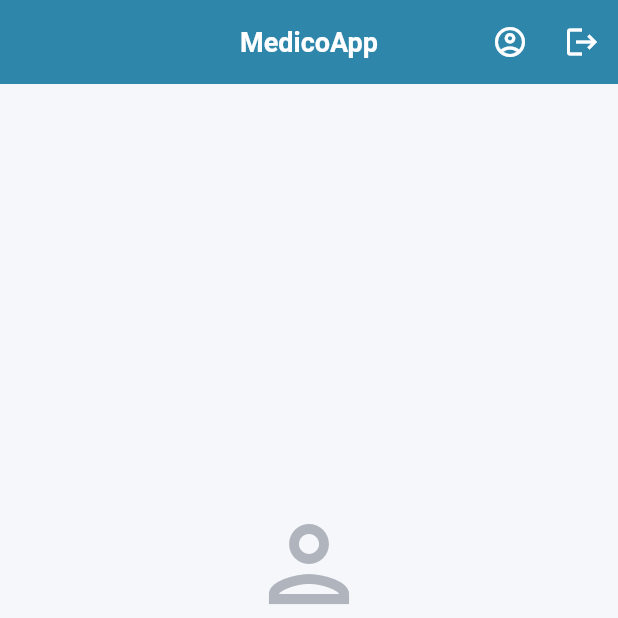
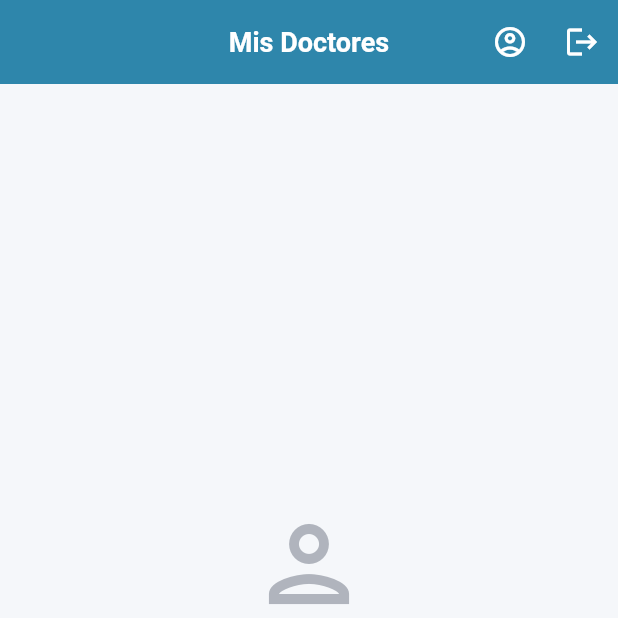
Before and after one commit to AbeMabteck/medico-app, a Flutter app: the HomeScreen screen opened directly, item 2 of the bottom bar chosen, on a phone screen of 412 x 824 dp, the top half of it. Run offline on Flutter 3.47's test engine with Material 3 defaults, Android fonts, the phone set to English and light mode, and no system bars; our stand-ins replace flutter_local_notifications, image_picker, shared_preferences, timezone; accounts and stored records are empty; network calls fail.

Commit message:
feat: splash screen mejorado y AppBar con nombre de usuario

```diff
--- a/src/medico_app/lib/screens/home_screen.dart
+++ b/src/medico_app/lib/screens/home_screen.dart
@@ -17,6 +17,7 @@ class HomeScreen extends StatefulWidget {
 class _HomeScreenState extends State<HomeScreen> {
   int _currentIndex = 0;
   final _authService = AuthService();
+  String _nombreUsuario = '';
 
   final List<Widget> _screens = [
     const ConsultasScreen(),
@@ -24,6 +25,24 @@ class _HomeScreenState extends State<HomeScreen> {
     const InventarioScreen(),
     const TratamientosScreen(),
   ];
+
+  final List<String> _titles = [
+    'Historial Clínico',
+    'Mis Doctores',
+    'Inventario',
+    'Tratamientos',
+  ];
+
+  @override
+  void initState() {
+    super.initState();
+    _loadNombre();
+  }
+
+  Future<void> _loadNombre() async {
+    final nombre = await _authService.getNombre();
+    setState(() => _nombreUsuario = nombre ?? '');
+  }
 
   Future<void> _logout() async {
     await _authService.logout();
@@ -39,14 +58,34 @@ class _HomeScreenState extends State<HomeScreen> {
   Widget build(BuildContext context) {
     return Scaffold(
       appBar: AppBar(
-        title: const Text('MedicoApp'),
+        title: Column(
+          crossAxisAlignment: CrossAxisAlignment.start,
+          children: [
+            Text(
+              _titles[_currentIndex],
+              style: const TextStyle(
+                fontSize: 18,
+                fontWeight: FontWeight.bold,
+                color: Colors.white,
+              ),
+            ),
+            if (_nombreUsuario.isNotEmpty)
+              Text(
+                'Hola, $_nombreUsuario',
+                style: const TextStyle(fontSize: 12, color: Colors.white70),
+              ),
+          ],
+        ),
         actions: [
           IconButton(
             icon: const Icon(Icons.account_circle_outlined),
-            onPressed: () => Navigator.push(
-              context,
-              MaterialPageRoute(builder: (_) => const PerfilScreen()),
-            ),
+            onPressed: () async {
+              await Navigator.push(
+                context,
+                MaterialPageRoute(builder: (_) => const PerfilScreen()),
+              );
+              _loadNombre();
+            },
             tooltip: 'Mi perfil',
           ),
           IconButton(
```
Also changed, not shown: src/medico_app/lib/main.dart (+73 -12 lines).
